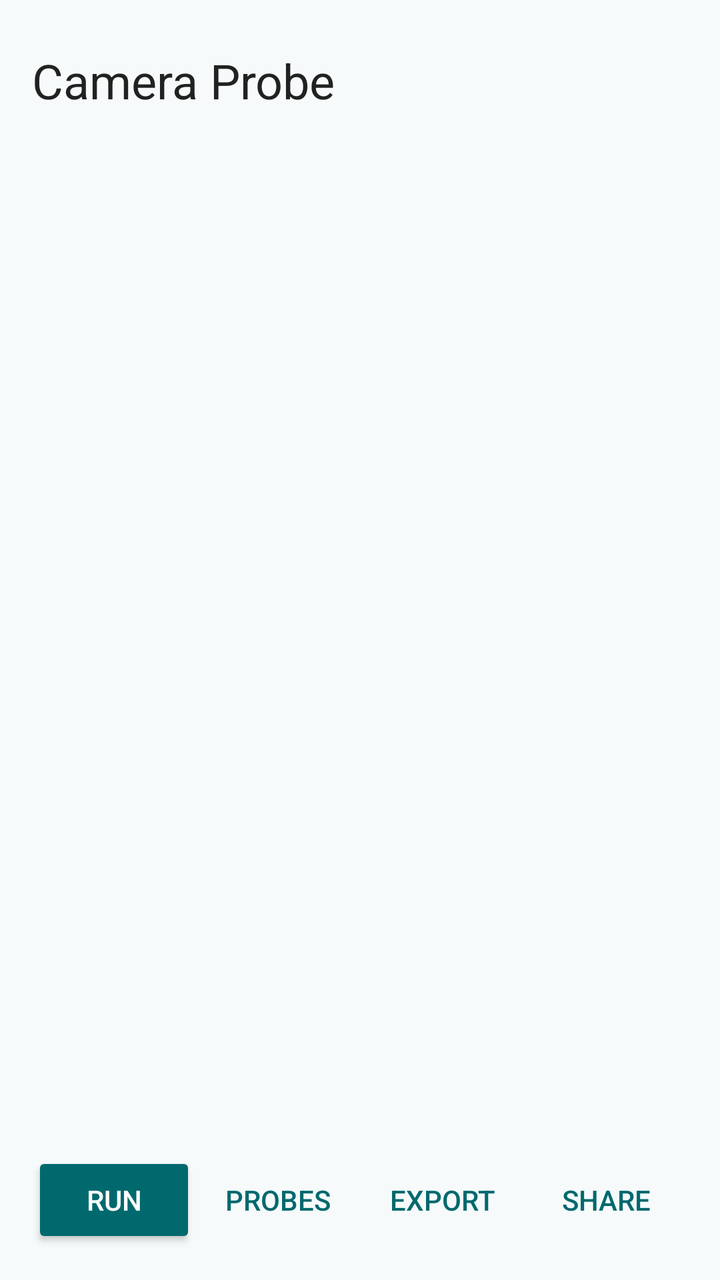
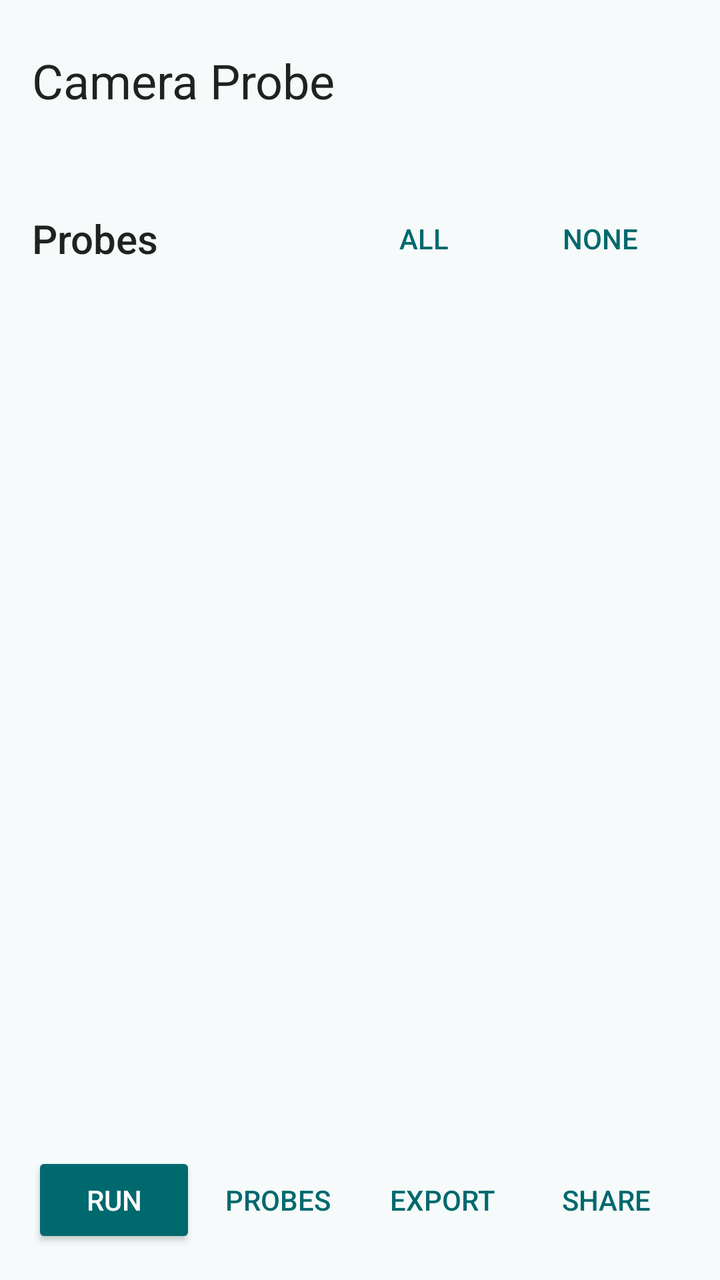

Two renders of the same Android screen: before a commit and after it. Below are the layout's source before the change and the commit's diff.
<!-- AndroidManifest.xml: application theme Theme.Probe -->
<!-- res/layout/activity_probe.xml -->
<?xml version="1.0" encoding="utf-8"?>
<LinearLayout xmlns:android="http://schemas.android.com/apk/res/android"
    android:id="@+id/root"
    android:layout_width="match_parent"
    android:layout_height="match_parent"
    android:orientation="vertical"
    android:padding="16dp">

    <TextView
        android:layout_width="match_parent"
        android:layout_height="wrap_content"
        android:layout_marginTop="8dp"
        android:text="@string/app_name"
        android:textAppearance="@android:style/TextAppearance.Material.Headline" />

    <TextView
        android:id="@+id/device"
        android:layout_width="match_parent"
        android:layout_height="wrap_content"
        android:layout_marginTop="4dp"
        android:textAppearance="@android:style/TextAppearance.Material.Body1"
        android:textColor="@color/on_surface_variant" />

    <ScrollView
        android:id="@+id/probeScroll"
        android:layout_width="match_parent"
        android:layout_height="0dp"
        android:layout_marginTop="16dp"
        android:layout_weight="1">

        <LinearLayout
            android:id="@+id/probeList"
            android:layout_width="match_parent"
            android:layout_height="wrap_content"
            android:orientation="vertical" />
    </ScrollView>

    <ScrollView
        android:id="@+id/logScroll"
        android:layout_width="match_parent"
        android:layout_height="0dp"
        android:layout_marginTop="16dp"
        android:layout_weight="1"
        android:background="@drawable/panel"
        android:padding="12dp"
        android:visibility="gone">

        <TextView
            android:id="@+id/log"
            android:layout_width="match_parent"
            android:layout_height="wrap_content"
            android:fontFamily="monospace"
            android:textIsSelectable="true"
            android:textSize="10sp" />
    </ScrollView>

    <LinearLayout
        android:id="@+id/actions"
        android:layout_width="match_parent"
        android:layout_height="wrap_content"
        android:layout_marginTop="8dp"
        android:orientation="horizontal">

        <Button
            android:id="@+id/run"
            style="@android:style/Widget.Material.Button.Colored"
            android:layout_width="0dp"
            android:layout_height="wrap_content"
            android:layout_weight="1"
            android:text="@string/run" />

        <Button
            android:id="@+id/probes"
            style="@android:style/Widget.Material.Button.Borderless.Colored"
            android:layout_width="0dp"
            android:layout_height="wrap_content"
            android:layout_weight="1"
            android:text="@string/probes" />

        <Button
            android:id="@+id/export"
            style="@android:style/Widget.Material.Button.Borderless.Colored"
            android:layout_width="0dp"
            android:layout_height="wrap_content"
            android:layout_weight="1"
            android:text="@string/export" />

        <Button
            android:id="@+id/share"
            style="@android:style/Widget.Material.Button.Borderless.Colored"
            android:layout_width="0dp"
            android:layout_height="wrap_content"
            android:layout_weight="1"
            android:text="@string/share" />
    </LinearLayout>
</LinearLayout>
<!-- resources referenced by this layout -->
<resources>
  <color name="on_surface_variant">#FF3F4949</color>
  <!-- drawable panel (drawable) -->
  <?xml version="1.0" encoding="utf-8"?>
  <shape xmlns:android="http://schemas.android.com/apk/res/android">
      <solid android:color="@color/surface" />
      <corners android:radius="16dp" />
  </shape>
  <string name="app_name">Camera Probe</string>
  <string name="export">Export</string>
  <string name="probes">Probes</string>
  <string name="run">Run</string>
  <string name="share">Share</string>
  <style name="Theme.Probe" parent="android:Theme.Material.Light.NoActionBar">
          <item name="android:colorAccent">@color/accent</item>
          <item name="android:colorPrimary">@color/accent</item>
          <item name="android:colorBackground">@color/background</item>
          <item name="android:windowBackground">@color/background</item>
          <item name="android:statusBarColor">@android:color/transparent</item>
          <item name="android:navigationBarColor">@android:color/transparent</item>
          <item name="android:windowLightStatusBar">true</item>
          <item name="android:windowLightNavigationBar">true</item>
      </style>
  <color name="surface">#FFE6EEEE</color>
  <color name="accent">#FF00696E</color>
  <color name="background">#FFF6FAFA</color>
</resources>

<!-- the commit's change to res/layout/activity_probe.xml (unified diff, before → after) -->
@@ -21,19 +21,56 @@
         android:textAppearance="@android:style/TextAppearance.Material.Body1"
         android:textColor="@color/on_surface_variant" />
 
-    <ScrollView
-        android:id="@+id/probeScroll"
+    <LinearLayout
+        android:id="@+id/probePage"
         android:layout_width="match_parent"
         android:layout_height="0dp"
         android:layout_marginTop="16dp"
-        android:layout_weight="1">
+        android:layout_weight="1"
+        android:orientation="vertical">
 
         <LinearLayout
-            android:id="@+id/probeList"
             android:layout_width="match_parent"
             android:layout_height="wrap_content"
-            android:orientation="vertical" />
-    </ScrollView>
+            android:gravity="center_vertical"
+            android:orientation="horizontal">
+
+            <TextView
+                android:layout_width="0dp"
+                android:layout_height="wrap_content"
+                android:layout_weight="1"
+                android:text="@string/probes"
+                android:textAppearance="@android:style/TextAppearance.Material.Title" />
+
+            <Button
+                android:id="@+id/selectAll"
+                style="@android:style/Widget.Material.Button.Borderless.Colored"
+                android:layout_width="wrap_content"
+                android:layout_height="wrap_content"
+                android:text="@string/select_all" />
+
+            <Button
+                android:id="@+id/selectNone"
+                style="@android:style/Widget.Material.Button.Borderless.Colored"
+                android:layout_width="wrap_content"
+                android:layout_height="wrap_content"
+                android:text="@string/select_none" />
+        </LinearLayout>
+
+        <ScrollView
+            android:id="@+id/probeScroll"
+            android:layout_width="match_parent"
+            android:layout_height="0dp"
+            android:layout_marginTop="8dp"
+            android:layout_weight="1">
+
+            <LinearLayout
+                android:id="@+id/probeList"
+                android:layout_width="match_parent"
+                android:layout_height="wrap_content"
+                android:orientation="vertical" />
+        </ScrollView>
+    </LinearLayout>
 
     <ScrollView
         android:id="@+id/logScroll"
<!-- resource entries referenced after the edit -->
@@ -11,6 +11,8 @@
   <string name="export">Export</string>
   <string name="probes">Probes</string>
   <string name="run">Run</string>
+  <string name="select_all">All</string>
+  <string name="select_none">None</string>
   <string name="share">Share</string>
   <style name="Theme.Probe" parent="android:Theme.Material.Light.NoActionBar">
           <item name="android:colorAccent">@color/accent</item>
